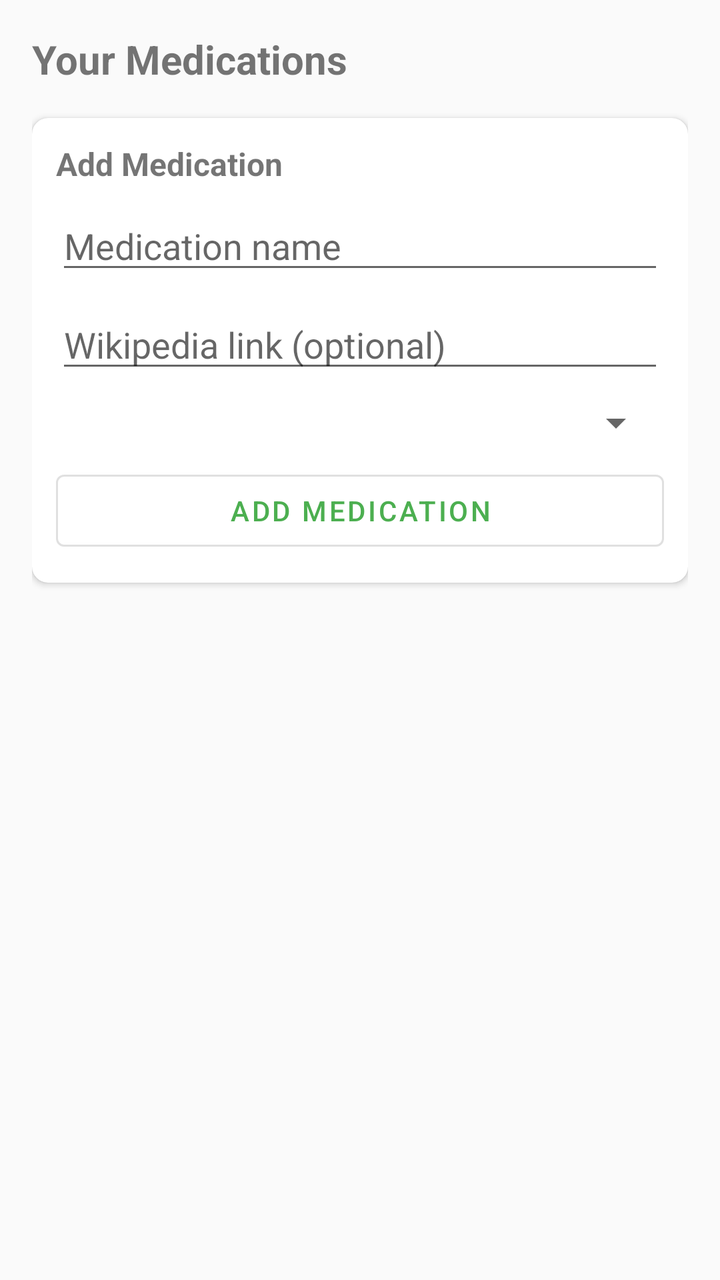
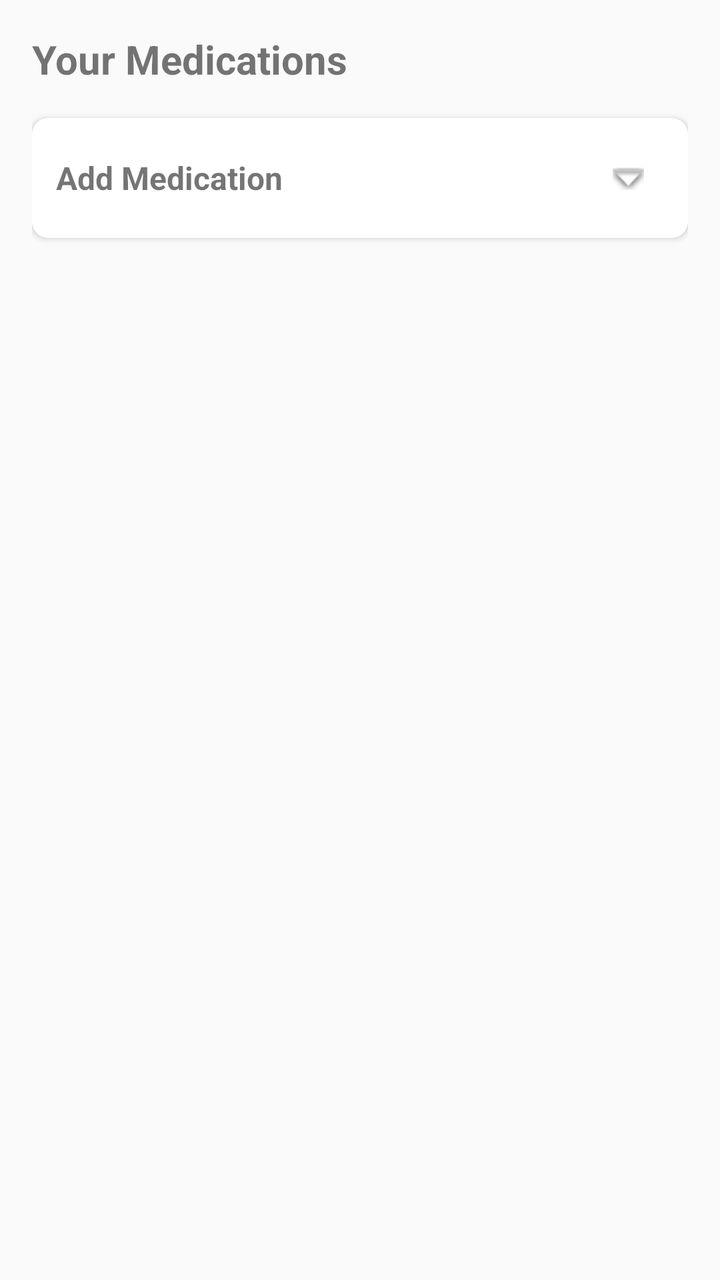

An Android layout rendered at two revisions. The XML below is the earlier revision; the diff shows what the commit changed to produce the second picture.
<!-- AndroidManifest.xml: application theme Theme.HabitEvaluator -->
<!-- res/layout/fragment_medication_list.xml -->
<?xml version="1.0" encoding="utf-8"?>
<androidx.core.widget.NestedScrollView xmlns:android="http://schemas.android.com/apk/res/android"
    android:layout_width="match_parent"
    android:layout_height="match_parent">

    <LinearLayout
        android:layout_width="match_parent"
        android:layout_height="wrap_content"
        android:orientation="vertical"
        android:padding="16dp">

        <TextView
            android:layout_width="wrap_content"
            android:layout_height="wrap_content"
            android:text="@string/medication_list_title"
            android:textSize="20sp"
            android:textStyle="bold"
            android:layout_marginBottom="16dp" />

        
        <androidx.cardview.widget.CardView
            android:layout_width="match_parent"
            android:layout_height="wrap_content"
            android:layout_marginBottom="16dp"
            app:cardCornerRadius="8dp"
            app:cardElevation="2dp"
            xmlns:app="http://schemas.android.com/apk/res-auto">

            <LinearLayout
                android:layout_width="match_parent"
                android:layout_height="wrap_content"
                android:orientation="vertical"
                android:padding="12dp">

                <TextView
                    android:layout_width="wrap_content"
                    android:layout_height="wrap_content"
                    android:text="@string/medication_add_medication"
                    android:textSize="16sp"
                    android:textStyle="bold"
                    android:layout_marginBottom="8dp" />

                <EditText
                    android:id="@+id/newMedicationNameInput"
                    android:layout_width="match_parent"
                    android:layout_height="wrap_content"
                    android:hint="@string/medication_name_hint"
                    android:inputType="text"
                    android:layout_marginBottom="8dp" />

                <EditText
                    android:id="@+id/newMedicationWikipediaInput"
                    android:layout_width="match_parent"
                    android:layout_height="wrap_content"
                    android:hint="@string/medication_wikipedia_hint"
                    android:inputType="textUri"
                    android:layout_marginBottom="8dp" />

                <Spinner
                    android:id="@+id/provisionTypeSpinner"
                    android:layout_width="match_parent"
                    android:layout_height="wrap_content"
                    android:layout_marginBottom="8dp" />

                <Button
                    android:id="@+id/addMedicationButton"
                    android:layout_width="match_parent"
                    android:layout_height="wrap_content"
                    android:text="@string/medication_add_medication"
                    style="@style/Widget.MaterialComponents.Button.OutlinedButton" />
            </LinearLayout>
        </androidx.cardview.widget.CardView>

        
        <androidx.recyclerview.widget.RecyclerView
            android:id="@+id/medicationListRecyclerView"
            android:layout_width="match_parent"
            android:layout_height="wrap_content"
            android:nestedScrollingEnabled="false" />

    </LinearLayout>
</androidx.core.widget.NestedScrollView>
<!-- resources referenced by this layout -->
<resources>
  <string name="medication_add_medication">Add Medication</string>
  <string name="medication_list_title">Your Medications</string>
  <string name="medication_name_hint">Medication name</string>
  <string name="medication_wikipedia_hint">Wikipedia link (optional)</string>
  <style name="Theme.HabitEvaluator" parent="Theme.MaterialComponents.DayNight.NoActionBar">
          <item name="colorPrimary">@color/primary</item>
          <item name="colorPrimaryDark">@color/primary_dark</item>
          <item name="colorAccent">@color/accent</item>
          <item name="android:windowBackground">@color/background</item>
      </style>
  <color name="primary">#4CAF50</color>
  <color name="primary_dark">#388E3C</color>
  <color name="accent">#FFC107</color>
  <color name="background">#FAFAFA</color>
</resources>

<!-- the commit's change to res/layout/fragment_medication_list.xml (unified diff, before → after) -->
@@ -32,42 +32,66 @@
                 android:orientation="vertical"
                 android:padding="12dp">
 
-                <TextView
-                    android:layout_width="wrap_content"
-                    android:layout_height="wrap_content"
-                    android:text="@string/medication_add_medication"
-                    android:textSize="16sp"
-                    android:textStyle="bold"
-                    android:layout_marginBottom="8dp" />
-
-                <EditText
-                    android:id="@+id/newMedicationNameInput"
+                <LinearLayout
+                    android:id="@+id/addEntryHeader"
                     android:layout_width="match_parent"
                     android:layout_height="wrap_content"
-                    android:hint="@string/medication_name_hint"
-                    android:inputType="text"
-                    android:layout_marginBottom="8dp" />
+                    android:orientation="horizontal"
+                    android:gravity="center_vertical">
 
-                <EditText
-                    android:id="@+id/newMedicationWikipediaInput"
+                    <TextView
+                        android:layout_width="0dp"
+                        android:layout_height="wrap_content"
+                        android:layout_weight="1"
+                        android:text="@string/medication_add_medication"
+                        android:textSize="16sp"
+                        android:textStyle="bold" />
+
+                    <ImageButton
+                        android:id="@+id/toggleFormButton"
+                        android:layout_width="36dp"
+                        android:layout_height="36dp"
+                        android:src="@android:drawable/arrow_down_float"
+                        android:background="?attr/selectableItemBackgroundBorderless"
+                        android:contentDescription="@string/medication_list_toggle_form" />
+                </LinearLayout>
+
+                <LinearLayout
+                    android:id="@+id/addEntryFormContainer"
                     android:layout_width="match_parent"
                     android:layout_height="wrap_content"
-                    android:hint="@string/medication_wikipedia_hint"
-                    android:inputType="textUri"
-                    android:layout_marginBottom="8dp" />
+                    android:orientation="vertical"
+                    android:visibility="gone">
 
-                <Spinner
-                    android:id="@+id/provisionTypeSpinner"
-                    android:layout_width="match_parent"
-                    android:layout_height="wrap_content"
-                    android:layout_marginBottom="8dp" />
+                    <EditText
+                        android:id="@+id/newMedicationNameInput"
+                        android:layout_width="match_parent"
+                        android:layout_height="wrap_content"
+                        android:hint="@string/medication_name_hint"
+                        android:inputType="text"
+                        android:layout_marginBottom="8dp" />
 
-                <Button
-                    android:id="@+id/addMedicationButton"
-                    android:layout_width="match_parent"
-                    android:layout_height="wrap_content"
-                    android:text="@string/medication_add_medication"
-                    style="@style/Widget.MaterialComponents.Button.OutlinedButton" />
+                    <EditText
+                        android:id="@+id/newMedicationWikipediaInput"
+                        android:layout_width="match_parent"
+                        android:layout_height="wrap_content"
+                        android:hint="@string/medication_wikipedia_hint"
+                        android:inputType="textUri"
+                        android:layout_marginBottom="8dp" />
+
+                    <Spinner
+                        android:id="@+id/provisionTypeSpinner"
+                        android:layout_width="match_parent"
+                        android:layout_height="wrap_content"
+                        android:layout_marginBottom="8dp" />
+
+                    <Button
+                        android:id="@+id/addMedicationButton"
+                        android:layout_width="match_parent"
+                        android:layout_height="wrap_content"
+                        android:text="@string/medication_add_medication"
+                        style="@style/Widget.MaterialComponents.Button.OutlinedButton" />
+                </LinearLayout>
             </LinearLayout>
         </androidx.cardview.widget.CardView>
 
<!-- resource entries referenced after the edit -->
@@ -2,6 +2,7 @@
 <resources>
   <string name="medication_add_medication">Add Medication</string>
   <string name="medication_list_title">Your Medications</string>
+  <string name="medication_list_toggle_form">Toggle add medication form</string>
   <string name="medication_name_hint">Medication name</string>
   <string name="medication_wikipedia_hint">Wikipedia link (optional)</string>
   <style name="Theme.HabitEvaluator" parent="Theme.MaterialComponents.DayNight.NoActionBar">
